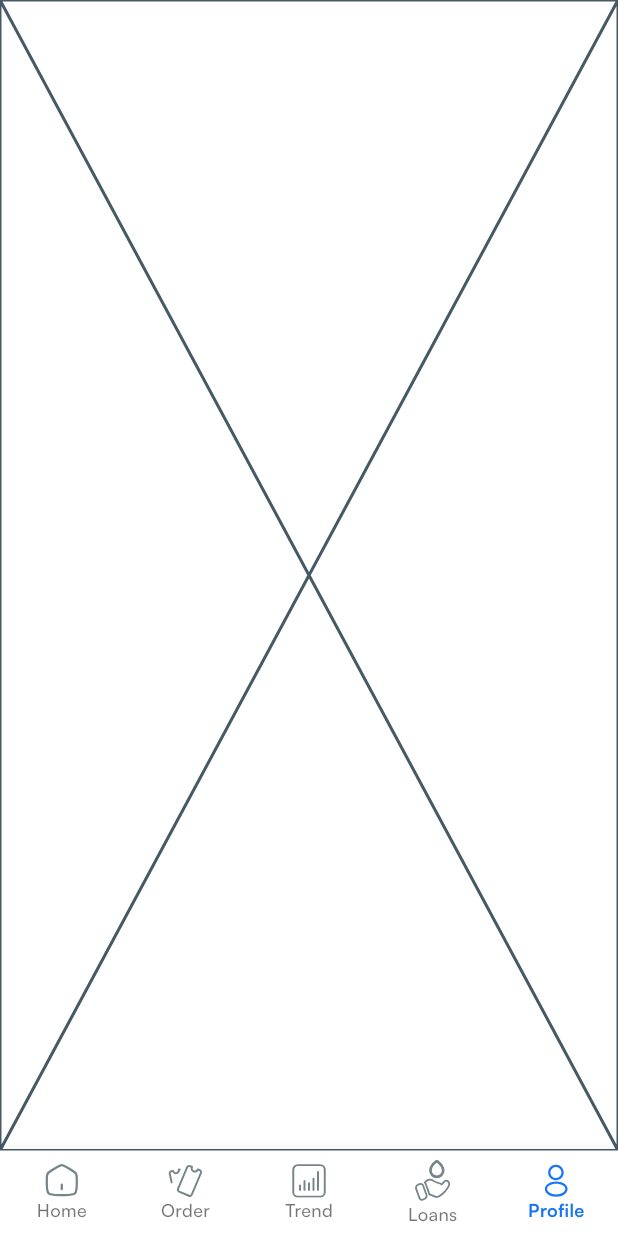
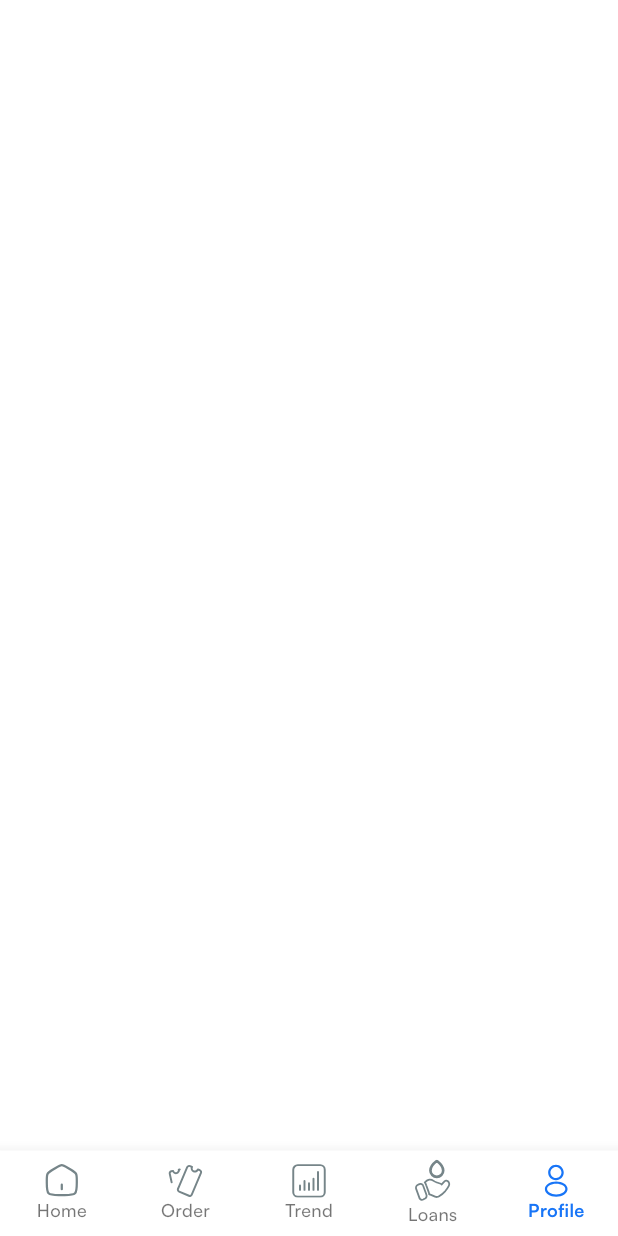
Before and after one commit to quabiee07/gaspay_mobile, a Flutter app: the BottomNavBar screen opened directly, item 5 of the bottom bar chosen, on a phone screen of 412 x 824 dp. Run offline on Flutter 3.47's test engine with Material 3 defaults, Android fonts, the light colour scheme and no system bars; our stand-ins replace another_flushbar, dio, fl_chart, flutter_animate, flutter_svg, gap and 9 more; missing offline and left inert: awesome_dio_interceptor; accounts and stored records are empty; project files that could hold a hidden picture were left out.

Commit message:
feat: profile screen setup

```diff
--- a/lib/features/bottom nav bar/presentation/screens/bottom_nav_bar.dart
+++ b/lib/features/bottom nav bar/presentation/screens/bottom_nav_bar.dart
@@ -4,7 +4,7 @@ import 'package:flutter_svg/flutter_svg.dart';
 import 'fragments/home_fragment.dart';
 import '../../../loan/presentation/screens/loans_fragment.dart';
 import 'fragments/order_fragment.dart';
-import 'fragments/profile_fragment.dart';
+import '../../../profile/presentation/screens/profile_fragment.dart';
 import 'fragments/trend_fragment.dart';
 
 
--- /dev/null
+++ b/lib/features/profile/presentation/manager/profile_provider.dart
@@ -0,0 +1,5 @@
+import 'package:gaspay_mobile/core/presentation/manager/custom_provider.dart';
+
+class ProfileProvider extends CustomProvider{
+
+}
--- a/lib/features/bottom nav bar/presentation/screens/fragments/profile_fragment.dart
+++ b/lib/features/profile/presentation/screens/profile_fragment.dart
@@ -1,4 +1,6 @@
 import 'package:flutter/material.dart';
+import 'package:gaspay_mobile/core/presentation/widgets/provider_widget.dart';
+import 'package:gaspay_mobile/features/profile/presentation/manager/profile_provider.dart';
 
 class ProfileFragment extends StatefulWidget {
   const ProfileFragment({super.key});
@@ -10,6 +12,11 @@ class ProfileFragment extends StatefulWidget {
 class _ProfileFragmentState extends State<ProfileFragment> {
   @override
   Widget build(BuildContext context) {
-    return const Placeholder();
+    return ProviderWidget(
+      provider: ProfileProvider(),
+      children: (provider, theme) {
+        return [];
+      },
+    );
   }
 }
```
